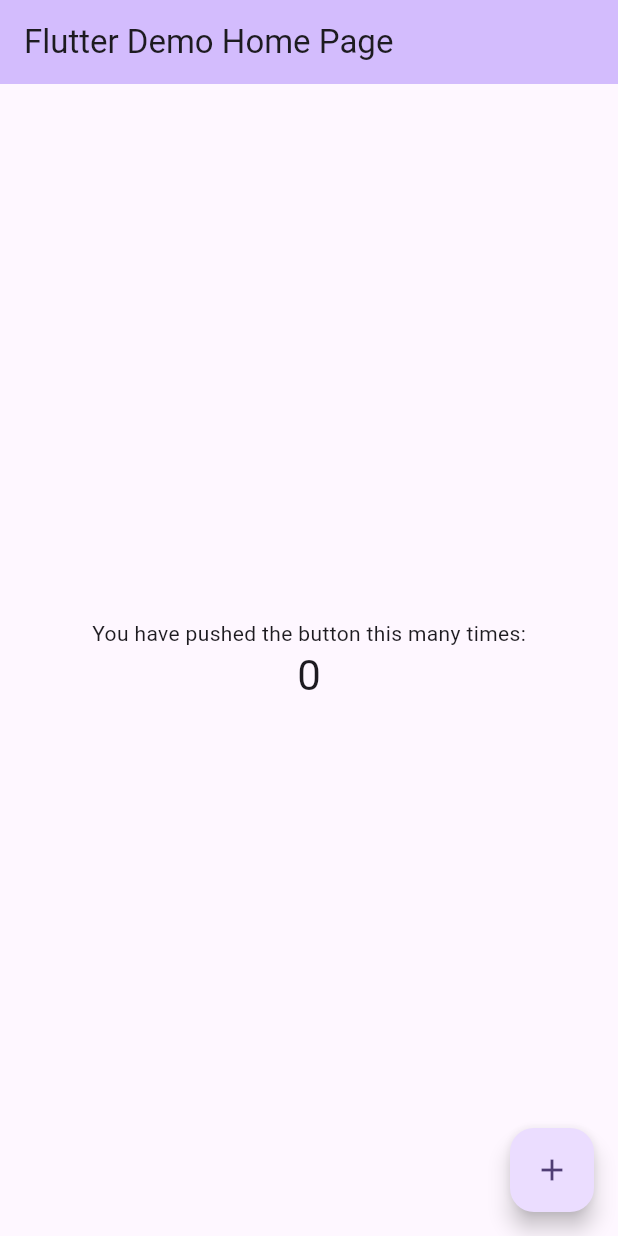
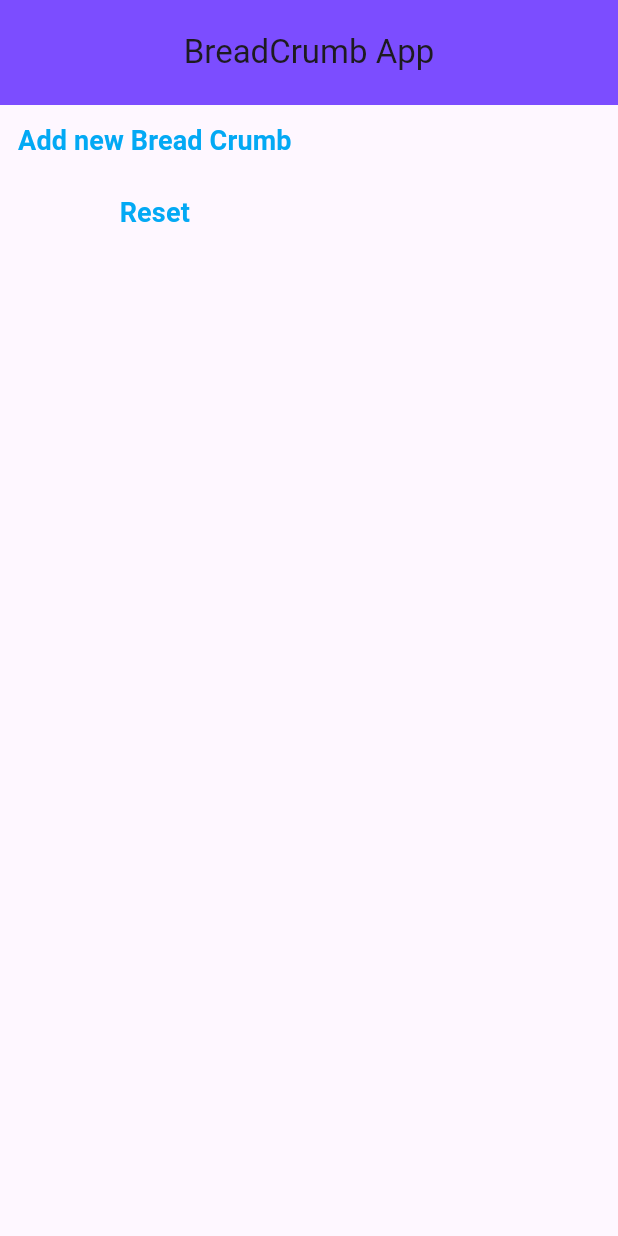
Before and after one commit to Pamuah/breadCrumb-Provider, a Flutter app: the screen it shows after launch, on a phone screen of 412 x 824 dp. Run offline on Flutter 3.47's test engine with Material 3 defaults, Android fonts, the light colour scheme and no system bars; our stand-ins replace device_preview.

Commit message:
second commit

```diff
--- a/lib/breadCrumbChangeNotifier.dart
+++ b/lib/breadCrumbChangeNotifier.dart
@@ -0,0 +1,26 @@
+import 'dart:collection';
+
+import 'package:first_provider/classBreadCrumb.dart';
+import 'package:flutter/material.dart';
+
+class BreadCrumbProvider extends ChangeNotifier{
+final List<BreadCrumb> _items = [];
+//we want a read only list
+UnmodifiableListView<BreadCrumb> get items => UnmodifiableListView(_items);
+
+//this function will be called when a new bread crumb is added to give
+//the name + < symbol
+
+void add(BreadCrumb breadCrumb){
+    for(final item in _items){
+      item.Activate();
+    }
+    _items.add(breadCrumb);
+    notifyListeners();
+}
+
+void reset(){
+  _items.clear();
+  notifyListeners();
+}
+}
--- /dev/null
+++ b/lib/breadCrumbWidget.dart
@@ -0,0 +1,17 @@
+import 'dart:collection';
+
+import 'package:first_provider/classBreadCrumb.dart';
+import 'package:flutter/material.dart';
+
+class BreadCrumbWidget extends StatelessWidget {
+  final UnmodifiableListView<BreadCrumb> breadCrumbs;
+  const BreadCrumbWidget({super.key ,required this.breadCrumbs});
+
+  @override
+  Widget build(BuildContext context) {
+    return Wrap(
+      children: breadCrumbs.map((breadCrumb) => Text(breadCrumb.title
+      , style: TextStyle(color: breadCrumb.isActive?Colors.blue:Colors.black),)).toList(),
+    );
+  }
+}
--- a/lib/classBreadCrumb.dart
+++ b/lib/classBreadCrumb.dart
@@ -0,0 +1,22 @@
+import 'package:uuid/uuid.dart';
+
+class BreadCrumb {
+  final String name;
+  bool isActive;
+  final String uuid;
+  BreadCrumb({required this.name,
+   required this.isActive}):uuid = const Uuid().v4();
+
+  void Activate(){
+    isActive = true;
+  }
+
+  //we implement equality now
+  @override
+  bool operator ==(covariant BreadCrumb other) =>uuid== other.uuid;
+  @override
+  int get hashCode => uuid.hashCode;
+
+  String get title => name +(isActive?" < ":"");
+
+}
--- /dev/null
+++ b/lib/hompage.dart
@@ -0,0 +1,57 @@
+import 'package:first_provider/breadCrumbChangeNotifier.dart';
+import 'package:first_provider/breadCrumbWidget.dart';
+import 'package:flutter/material.dart';
+import 'package:provider/provider.dart';
+
+class HomePage extends StatefulWidget {
+  const HomePage({super.key});
+
+  @override
+  State<HomePage> createState() => _HomePageState();
+}
+
+class _HomePageState extends State<HomePage> {
+  @override
+  Widget build(BuildContext context) {
+    return Scaffold(
+    appBar: AppBar(
+      centerTitle: true,
+      toolbarHeight: 70,
+      backgroundColor: Colors.deepPurpleAccent,
+      title: Text('BreadCrumb App'),
+
+    ),
+
+    body: Column(
+      children: [
+        Consumer<BreadCrumbProvider>(builder:(context, value, child){
+          return BreadCrumbWidget(breadCrumbs: value.items);
+        }),
+        TextButton(onPressed: (){
+          Navigator.of(context).pushNamed(
+            '/new'
+          );
+        },
+         child: Text('Add new Bread Crumb', style:
+          TextStyle(
+            fontSize: 18,
+            fontWeight: FontWeight.w600,
+            color: Colors.lightBlue
+
+         ),),),
+
+          TextButton(onPressed: (){
+              context.read<BreadCrumbProvider>().reset();
+        },
+         child: Text('Reset', style:
+          TextStyle(
+            fontSize: 18,
+            fontWeight: FontWeight.w600,
+            color: Colors.lightBlue
+
+         ),),),
+      ],
+    ),
+    );
+  }
+}
--- a/lib/main.dart
+++ b/lib/main.dart
@@ -1,125 +1,42 @@
+import 'package:first_provider/breadCrumbChangeNotifier.dart';
+import 'package:first_provider/hompage.dart';
+import 'package:first_provider/newbreadCrumbWidget.dart';
 import 'package:flutter/material.dart';
+import 'package:flutter/services.dart';
+import 'package:device_preview/device_preview.dart';
+import 'package:provider/provider.dart';
 
-void main() {
-  runApp(const MyApp());
+void main() async{
+  WidgetsFlutterBinding.ensureInitialized();
+  SystemChrome.setPreferredOrientations([
+    DeviceOrientation.portraitUp,
+     DeviceOrientation.portraitDown]).then((value) =>
+      runApp(
+        DevicePreview(
+          enabled: false,
+          builder: (context) => const MyApp(),
+        ),
+       ));
+
 }
 
 class MyApp extends StatelessWidget {
   const MyApp({super.key});
 
-  // This widget is the root of your application.
+
   @override
   Widget build(BuildContext context) {
-    return MaterialApp(
-      title: 'Flutter Demo',
-      theme: ThemeData(
-        // This is the theme of your application.
-        //
-        // TRY THIS: Try running your application with "flutter run". You'll see
-        // the application has a purple toolbar. Then, without quitting the app,
-        // try changing the seedColor in the colorScheme below to Colors.green
-        // and then invoke "hot reload" (save your changes or press the "hot
-        // reload" button in a Flutter-supported IDE, or press "r" if you used
-        // the command line to start the app).
-        //
-        // Notice that the counter didn't reset back to zero; the application
-        // state is not lost during the reload. To reset the state, use hot
-        // restart instead.
-        //
-        // This works for code too, not just values: Most code changes can be
-        // tested with just a hot reload.
-        colorScheme: ColorScheme.fromSeed(seedColor: Colors.deepPurple),
-        useMaterial3: true,
+    return ChangeNotifierProvider(
+      create:(_)=>BreadCrumbProvider() ,
+
+      child: MaterialApp(
+        debugShowCheckedModeBanner: false,
+        initialRoute: '/',home:HomePage() ,
+        routes: {
+          '/new': (context)=>newBreadCrumbWidget()
+        },
+
       ),
-      home: const MyHomePage(title: 'Flutter Demo Home Page'),
     );
   }
 }
-
-class MyHomePage extends StatefulWidget {
-  const MyHomePage({super.key, required this.title});
-
-  // This widget is the home page of your application. It is stateful, meaning
-  // that it has a State object (defined below) that contains fields that affect
-  // how it looks.
-
-  // This class is the configuration for the state. It holds the values (in this
-  // case the title) provided by the parent (in this case the App widget) and
-  // used by the build method of the State. Fields in a Widget subclass are
-  // always marked "final".
-
-  final String title;
-
-  @override
-  State<MyHomePage> createState() => _MyHomePageState();
-}
-
-class _MyHomePageState extends State<MyHomePage> {
-  int _counter = 0;
-
-  void _incrementCounter() {
-    setState(() {
-      // This call to setState tells the Flutter framework that something has
-      // changed in this State, which causes it to rerun the build method below
-      // so that the display can reflect the updated values. If we changed
-      // _counter without calling setState(), then the build method would not be
-      // called again, and so nothing would appear to happen.
-      _counter++;
-    });
-  }
-
-  @override
-  Widget build(BuildContext context) {
-    // This method is rerun every time setState is called, for instance as done
-    // by the _incrementCounter method above.
-    //
-    // The Flutter framework has been optimized to make rerunning build methods
-    // fast, so that you can just rebuild anything that needs updating rather
-    // than having to individually change instances of widgets.
-    return Scaffold(
-      appBar: AppBar(
-        // TRY THIS: Try changing the color here to a specific color (to
-        // Colors.amber, perhaps?) and trigger a hot reload to see the AppBar
-        // change color while the other colors stay the same.
-        backgroundColor: Theme.of(context).colorScheme.inversePrimary,
-        // Here we take the value from the MyHomePage object that was created by
-        // the App.build method, and use it to set our appbar title.
-        title: Text(widget.title),
-      ),
-      body: Center(
-        // Center is a layout widget. It takes a single child and positions it
-        // in the middle of the parent.
-        child: Column(
-          // Column is also a layout widget. It takes a list of children and
-          // arranges them vertically. By default, it sizes itself to fit its
-          // children horizontally, and tries to be as tall as its parent.
-          //
-          // Column has various properties to control how it sizes itself and
-          // how it positions its children. Here we use mainAxisAlignment to
-          // center the children vertically; the main axis here is the vertical
-          // axis because Columns are vertical (the cross axis would be
-          // horizontal).
-          //
-          // TRY THIS: Invoke "debug painting" (choose the "Toggle Debug Paint"
-          // action in the IDE, or press "p" in the console), to see the
-          // wireframe for each widget.
-          mainAxisAlignment: MainAxisAlignment.center,
-          children: <Widget>[
-            const Text(
-              'You have pushed the button this many times:',
-            ),
-            Text(
-              '$_counter',
-              style: Theme.of(context).textTheme.headlineMedium,
-            ),
-          ],
-        ),
-      ),
-      floatingActionButton: FloatingActionButton(
-        onPressed: _incrementCounter,
-        tooltip: 'Increment',
-        child: const Icon(Icons.add),
-      ), // This trailing comma makes auto-formatting nicer for build methods.
-    );
-  }
-}
--- a/pubspec.yaml
+++ b/pubspec.yaml
@@ -36,8 +36,7 @@ dependencies:
   # Use with the CupertinoIcons class for iOS style icons.
   cupertino_icons: ^1.0.2
   device_preview: ^1.1.0
-  provider: ^6.1.1
-  uuid: ^4.3.3
+  uuid: ^4.3.2
 
 dev_dependencies:
   flutter_test:
```
Also changed, not shown: lib/newbreadCrumbWidget.dart (added, +71 -0 lines), pubspec.lock.
